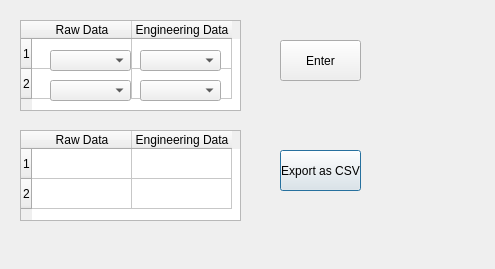
The window that QtGuiApplication14/QtGuiClass.ui (AslihanPamuk/QtGuiApplication14) describes before a commit, drawn with Qt 5.
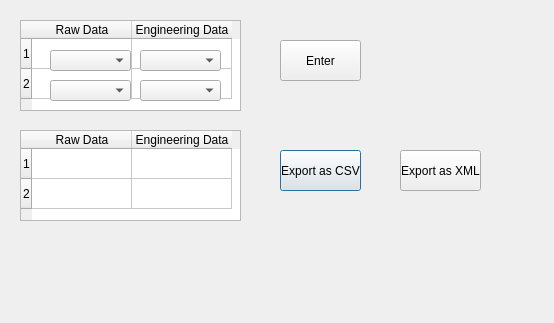
The same window after the commit.

Commit message: CSV ve XML dosyası yazdırma

The edit to the form file:
```diff
--- a/QtGuiApplication14/QtGuiClass.ui
+++ b/QtGuiApplication14/QtGuiClass.ui
@@ -6,8 +6,8 @@
    <rect>
     <x>0</x>
     <y>0</y>
-    <width>495</width>
-    <height>269</height>
+    <width>554</width>
+    <height>323</height>
    </rect>
   </property>
   <property name="windowTitle">
@@ -259,6 +259,19 @@
     </property>
    </item>
   </widget>
+  <widget class="QPushButton" name="pushButton_3">
+   <property name="geometry">
+    <rect>
+     <x>400</x>
+     <y>150</y>
+     <width>81</width>
+     <height>41</height>
+    </rect>
+   </property>
+   <property name="text">
+    <string>Export as XML</string>
+   </property>
+  </widget>
  </widget>
  <layoutdefault spacing="6" margin="11"/>
  <resources/>
```
The commit also changes 2 other files.
